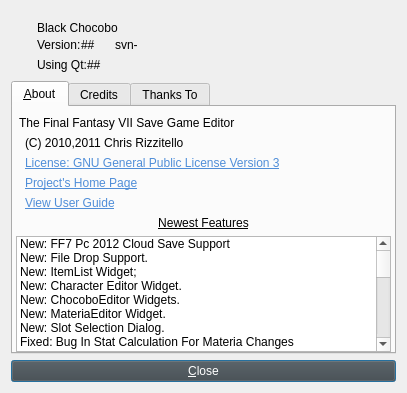
Above: about.ui from sithlord48/blackchocobo before the change. Below: the same form after it.
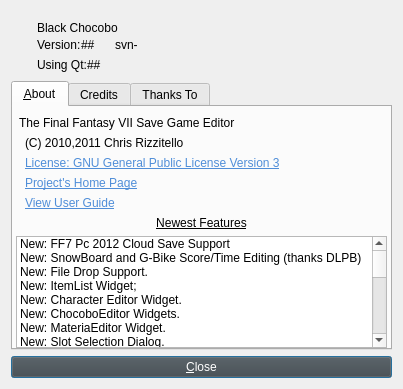
That is the form after the change. Icons and pictures are not drawn.

Commit message: FF7Save: support G-Bike minigame highscore and Snowboard minigame times/scores CharEditor: remove fixed height of limit box MainWindow: edit g-bike score and snowboard highscore/times. lang update 10 new strings.

Diff of the .ui file:
```diff
--- a/about.ui
+++ b/about.ui
@@ -9,8 +9,8 @@
    <rect>
     <x>0</x>
     <y>0</y>
-    <width>407</width>
-    <height>393</height>
+    <width>403</width>
+    <height>389</height>
    </rect>
   </property>
   <property name="windowTitle">
@@ -457,6 +457,11 @@
            <string>New: FF7 Pc 2012 Cloud Save Support</string>
           </property>
          </item>
+         <item>
+          <property name="text">
+           <string>New: SnowBoard and G-Bike Score/Time Editing (thanks DLPB)</string>
+          </property>
+         </item>
          <item>
           <property name="text">
            <string>New: File Drop Support.</string>
```
The commit also changes 12 other files.
